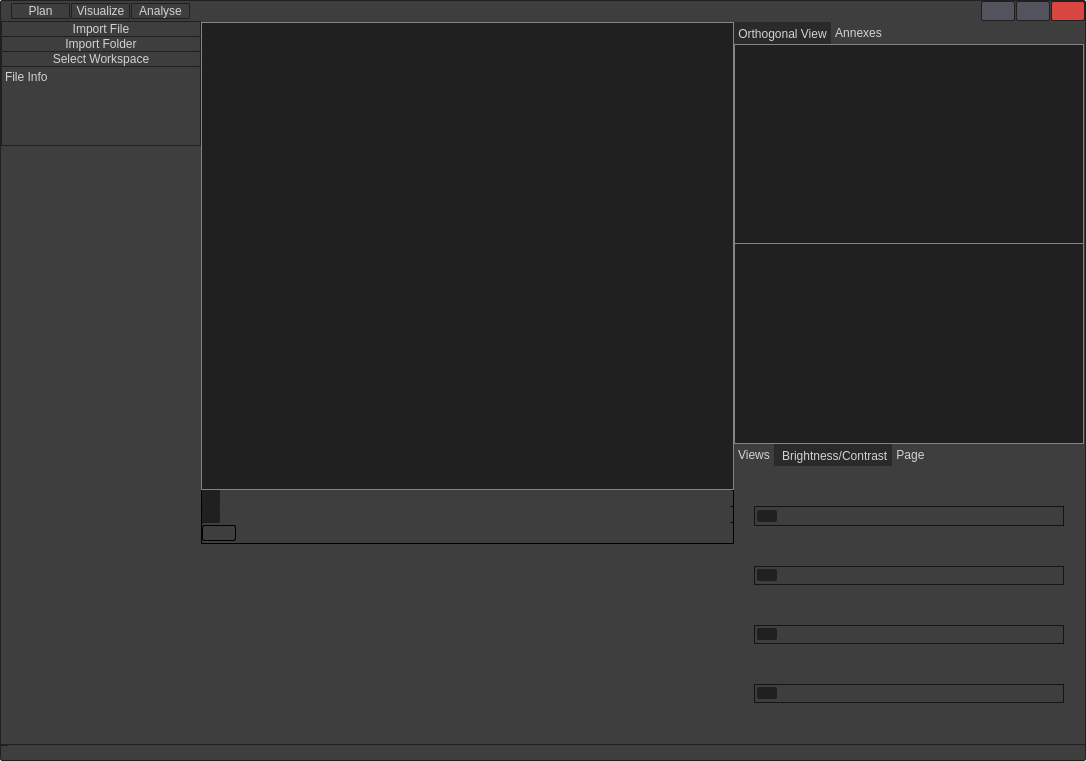
The window that damaker_gui/windows/MainWindow.ui (sebbeutler/DAMAKER_old) describes before a commit, drawn with Qt 5.
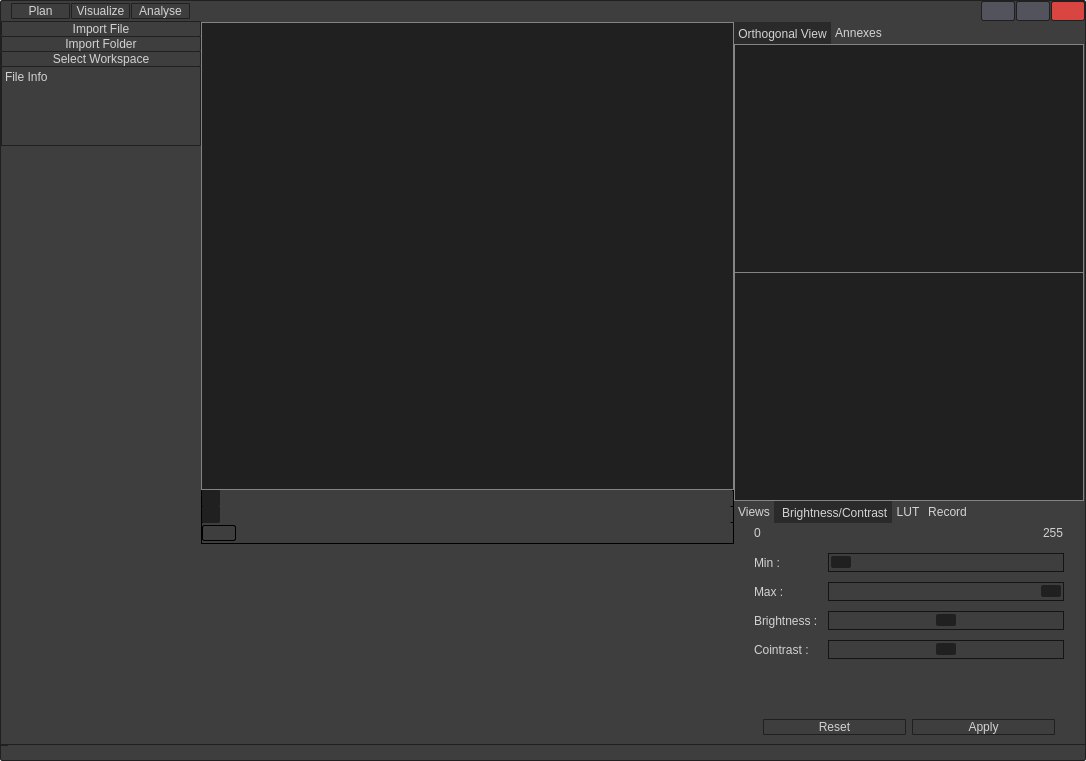
The same window after the commit. The open tabs and pages were chosen to show the change. Icons and pictures are not drawn.

Diff of the .ui file:
```diff
--- a/damaker_gui/windows/MainWindow.ui
+++ b/damaker_gui/windows/MainWindow.ui
@@ -2176,7 +2176,13 @@
                    <property name="minimumSize">
                     <size>
                      <width>0</width>
-                     <height>300</height>
+                     <height>200</height>
+                    </size>
+                   </property>
+                   <property name="baseSize">
+                    <size>
+                     <width>0</width>
+                     <height>330</height>
                     </size>
                    </property>
                    <property name="styleSheet">
@@ -2251,7 +2257,7 @@
                     </attribute>
                     <layout class="QVBoxLayout" name="tab_brightnesscontrast_layout">
                      <property name="spacing">
-                      <number>0</number>
+                      <number>10</number>
                      </property>
                      <property name="leftMargin">
                       <number>20</number>
@@ -2266,37 +2272,170 @@
                       <number>0</number>
                      </property>
                      <item>
-                      <widget class="QSlider" name="horizontalSlider">
-                       <property name="maximumSize">
-                        <size>
-                         <width>16777215</width>
-                         <height>20</height>
-                        </size>
+                      <widget class="QFrame" name="bc_frame_minmax">
+                       <property name="sizePolicy">
+                        <sizepolicy hsizetype="Preferred" vsizetype="Fixed">
+                         <horstretch>0</horstretch>
+                         <verstretch>0</verstretch>
+                        </sizepolicy>
                        </property>
-                       <property name="orientation">
-                        <enum>Qt::Horizontal</enum>
-                       </property>
+                       <layout class="QHBoxLayout" name="horizontalLayout_5">
+                        <property name="spacing">
+                         <number>0</number>
+                        </property>
+                        <property name="leftMargin">
+                         <number>0</number>
+                        </property>
+                        <property name="topMargin">
+                         <number>0</number>
+                        </property>
+                        <property name="rightMargin">
+                         <number>0</number>
+                        </property>
+                        <property name="bottomMargin">
+                         <number>0</number>
+                        </property>
+                        <item>
+                         <widget class="QLabel" name="bc_min_label">
+                          <property name="text">
+                           <string>0</string>
+                          </property>
+                         </widget>
+                        </item>
+                        <item>
+                         <spacer name="horizontalSpacer_2">
+                          <property name="orientation">
+                           <enum>Qt::Horizontal</enum>
+                          </property>
+                          <property name="sizeHint" stdset="0">
+                           <size>
+                            <width>40</width>
+                            <height>20</height>
+                           </size>
+                          </property>
+                         </spacer>
+                        </item>
+                        <item>
+                         <widget class="QLabel" name="bc_max_label">
+                          <property name="text">
+                           <string>255</string>
+                          </property>
+                         </widget>
+                        </item>
+                       </layout>
                       </widget>
                      </item>
                      <item>
-                      <widget class="QSlider" name="horizontalSlider_3">
-                       <property name="orientation">
-                        <enum>Qt::Horizontal</enum>
-                       </property>
-                      </widget>
+                      <layout class="QFormLayout" name="formLayout">
+                       <item row="0" column="0">
+                        <widget class="QLabel" name="label_2">
+                         <property name="text">
+                          <string>Min :</string>
+                         </property>
+                        </widget>
+                       </item>
+                       <item row="0" column="1">
+                        <widget class="QSlider" name="slider_bc_min">
+                         <property name="maximumSize">
+                          <size>
+                           <width>16777215</width>
+                           <height>20</height>
+                          </size>
+                         </property>
+                         <property name="maximum">
+                          <number>255</number>
+                         </property>
+                         <property name="orientation">
+                          <enum>Qt::Horizontal</enum>
+                         </property>
+                        </widget>
+                       </item>
+                       <item row="1" column="0">
+                        <widget class="QLabel" name="label_3">
+                         <property name="text">
+                          <string>Max :</string>
+                         </property>
+                        </widget>
+                       </item>
+                       <item row="1" column="1">
+                        <widget class="QSlider" name="slider_bc_max">
+                         <property name="maximum">
+                          <number>255</number>
+                         </property>
+                         <property name="value">
+                          <number>255</number>
+                         </property>
+                         <property name="orientation">
+                          <enum>Qt::Horizontal</enum>
+                         </property>
+                        </widget>
+                       </item>
+                       <item row="2" column="0">
+                        <widget class="QLabel" name="label_4">
+                         <property name="text">
+                          <string>Brightness :</string>
+                         </property>
+                        </widget>
+                       </item>
+                       <item row="2" column="1">
+                        <widget class="QSlider" name="slider_brightness">
+                         <property name="minimum">
+                          <number>-127</number>
+                         </property>
+                         <property name="maximum">
+                          <number>127</number>
+                         </property>
+                         <property name="orientation">
+                          <enum>Qt::Horizontal</enum>
+                         </property>
+                        </widget>
+                       </item>
+                       <item row="3" column="0">
+                        <widget class="QLabel" name="label_5">
+                         <property name="text">
+                          <string>Cointrast :</string>
+                         </property>
+                        </widget>
+                       </item>
+                       <item row="3" column="1">
+                        <widget class="QSlider" name="slider_contrast">
+                         <property name="minimum">
+                          <number>-127</number>
+                         </property>
+                         <property name="maximum">
+                          <number>127</number>
+                         </property>
+                         <property name="orientation">
+                          <enum>Qt::Horizontal</enum>
+                         </property>
+                        </widget>
+                       </item>
+                      </layout>
                      </item>
                      <item>
-                      <widget class="QSlider" name="horizontalSlider_4">
-                       <property name="orientation">
-                        <enum>Qt::Horizontal</enum>
+                      <widget class="QFrame" name="horizontalFrame">
+                       <property name="sizePolicy">
+                        <sizepolicy hsizetype="Preferred" vsizetype="Fixed">
+                         <horstretch>0</horstretch>
+                         <verstretch>0</verstretch>
+                        </sizepolicy>
                        </property>
-                      </widget>
-                     </item>
-                     <item>
-                      <widget class="QSlider" name="horizontalSlider_2">
-                       <property name="orientation">
-                        <enum>Qt::Horizontal</enum>
-                       </property>
+                       <layout class="QHBoxLayout" name="horizontalLayout_3">
+                        <item>
+                         <widget class="QPushButton" name="contrast_reset">
+                          <property name="text">
+                           <string>Reset</string>
+                          </property>
+                         </widget>
+                        </item>
+                        <item>
+                         <widget class="QPushButton" name="contrast_apply">
+                          <property name="text">
+                           <string>Apply</string>
+                          </property>
+                         </widget>
+                        </item>
+                       </layout>
                       </widget>
                      </item>
                     </layout>
@@ -2307,8 +2446,15 @@
 alternate-background-color: rgb(0, 0, 0);</string>
                     </property>
                     <attribute name="title">
-                     <string>Page</string>
+                     <string>LUT</string>
                     </attribute>
+                    <layout class="QFormLayout" name="layout_tab_LUT"/>
+                   </widget>
+                   <widget class="QWidget" name="tab_record">
+                    <attribute name="title">
+                     <string>Record</string>
+                    </attribute>
+                    <layout class="QVBoxLayout" name="tab_record_layout"/>
                    </widget>
                   </widget>
                  </item>
```
Left out of the diff: 8 changed lines with no effect on the pictures.
